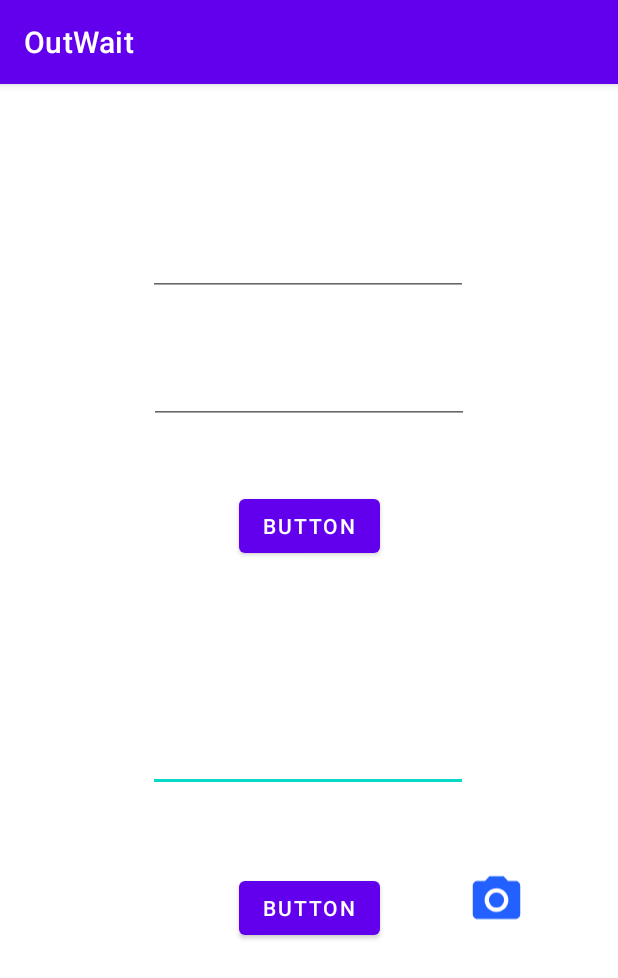
After one commit to OutWait/OutWait, an Android app: the fragment LoginFragment shown on its own in the app's theme, on a phone screen of 412 x 824 dp. The commit adds this screen. Shown: the top 978 px of the screen. Run offline under Robolectric (Android 15) with nearby library versions, the phone set to English and light mode, and no system bars.

Commit message:
Implement base of login system
Missing: obersavtion of livedata to forward

```diff
--- a/app/OutWait/app/src/main/java/elite/kit/outwait/MainActivity.kt
+++ b/app/OutWait/app/src/main/java/elite/kit/outwait/MainActivity.kt
@@ -22,7 +22,7 @@ import kotlinx.coroutines.launch
 import javax.inject.Inject
 
 @AndroidEntryPoint
-class MainActivity : AppCompatActivity() {
+class MainActivity : AppCompatActivity(),androidx.lifecycle.ViewModelStoreOwner {
 
     @Inject
     lateinit var navigator: Navigator
--- a/app/OutWait/app/src/main/java/elite/kit/outwait/clientRepository/test1.kt
+++ /dev/null
@@ -1,4 +0,0 @@
-package elite.kit.outwait.clientRepository
-
-class test1 {
-}
--- a/app/OutWait/app/src/main/java/elite/kit/outwait/clientScreens/remainingTimeScreen/RemainingTimeFragment.kt
+++ b/app/OutWait/app/src/main/java/elite/kit/outwait/clientScreens/remainingTimeScreen/RemainingTimeFragment.kt
@@ -25,7 +25,6 @@ class RemainingTimeFragment : Fragment() {
 
     private val viewModel: RemainingTimeViewModel by viewModels()
     private lateinit var binding: RemainingTimeFragmentBinding
-    private var isFirstBackPressed = false
     private lateinit var counterDownTimer: CountDownTimer
 
     companion object {
--- /dev/null
+++ b/app/OutWait/app/src/main/java/elite/kit/outwait/loginSystem/LoginFragment.kt
@@ -0,0 +1,27 @@
+package elite.kit.outwait.loginSystem
+
+import android.os.Bundle
+import android.util.Log
+import androidx.fragment.app.Fragment
+import android.view.LayoutInflater
+import android.view.View
+import android.view.ViewGroup
+import androidx.navigation.Navigation
+import elite.kit.outwait.R
+
+class LoginFragment : Fragment() {
+
+
+    override fun onCreateView(
+        inflater: LayoutInflater, container: ViewGroup?,
+        savedInstanceState: Bundle?,
+    ): View? {
+        // Inflate the layout for this fragment
+
+
+
+        return inflater.inflate(R.layout.fragment_login, container, false)
+    }
+
+
+}
--- /dev/null
+++ b/app/OutWait/app/src/main/res/drawable/ic_baseline_camera_alt_24.xml
@@ -0,0 +1,6 @@
+<vector android:height="24dp" android:tint="#2260FF"
+    android:viewportHeight="24" android:viewportWidth="24"
+    android:width="24dp" xmlns:android="http://schemas.android.com/apk/res/android">
+    <path android:fillColor="@android:color/white" android:pathData="M12,12m-3.2,0a3.2,3.2 0,1 1,6.4 0a3.2,3.2 0,1 1,-6.4 0"/>
+    <path android:fillColor="@android:color/white" android:pathData="M9,2L7.17,4L4,4c-1.1,0 -2,0.9 -2,2v12c0,1.1 0.9,2 2,2h16c1.1,0 2,-0.9 2,-2L22,6c0,-1.1 -0.9,-2 -2,-2h-3.17L15,2L9,2zM12,17c-2.76,0 -5,-2.24 -5,-5s2.24,-5 5,-5 5,2.24 5,5 -2.24,5 -5,5z"/>
+</vector>
--- /dev/null
+++ b/app/OutWait/app/src/main/res/layout/fragment_forwarder.xml
@@ -0,0 +1,6 @@
+<?xml version="1.0" encoding="utf-8"?>
+<FrameLayout xmlns:android="http://schemas.android.com/apk/res/android"
+    xmlns:tools="http://schemas.android.com/tools"
+    android:layout_width="match_parent"
+    android:layout_height="match_parent"
+    tools:context=".loginSystem.ForwarderFragment"/>
--- /dev/null
+++ b/app/OutWait/app/src/main/res/layout/fragment_login.xml
@@ -0,0 +1,76 @@
+<?xml version="1.0" encoding="utf-8"?>
+<androidx.constraintlayout.widget.ConstraintLayout xmlns:android="http://schemas.android.com/apk/res/android"
+    xmlns:app="http://schemas.android.com/apk/res-auto"
+    xmlns:tools="http://schemas.android.com/tools"
+    android:layout_width="match_parent"
+    android:layout_height="match_parent"
+    tools:context=".loginSystem.LoginFragment">
+
+    <EditText
+        android:id="@+id/etSlotCode"
+        android:layout_width="wrap_content"
+        android:layout_height="wrap_content"
+        android:layout_marginTop="108dp"
+        android:ems="10"
+        android:inputType="textPersonName"
+        app:layout_constraintEnd_toEndOf="parent"
+        app:layout_constraintHorizontal_bias="0.497"
+        app:layout_constraintStart_toStartOf="parent"
+        app:layout_constraintTop_toBottomOf="@+id/button" />
+
+    <EditText
+        android:id="@+id/etName"
+        android:layout_width="wrap_content"
+        android:layout_height="wrap_content"
+        android:layout_marginTop="96dp"
+        android:ems="10"
+        android:inputType="textPersonName"
+        app:layout_constraintEnd_toEndOf="parent"
+        app:layout_constraintHorizontal_bias="0.497"
+        app:layout_constraintStart_toStartOf="parent"
+        app:layout_constraintTop_toTopOf="parent" />
+
+    <EditText
+        android:id="@+id/etPasswordInstitute"
+        android:layout_width="wrap_content"
+        android:layout_height="wrap_content"
+        android:layout_marginTop="40dp"
+        android:ems="10"
+        android:inputType="textPersonName"
+        app:layout_constraintEnd_toEndOf="parent"
+        app:layout_constraintStart_toStartOf="parent"
+        app:layout_constraintTop_toBottomOf="@+id/etName" />
+
+    <Button
+        android:id="@+id/button"
+        android:layout_width="wrap_content"
+        android:layout_height="wrap_content"
+        android:layout_marginTop="44dp"
+        android:text="Button"
+        app:layout_constraintEnd_toEndOf="parent"
+        app:layout_constraintStart_toStartOf="parent"
+        app:layout_constraintTop_toBottomOf="@+id/etPasswordInstitute" />
+
+    <Button
+        android:id="@+id/btnEnteCode"
+        android:layout_width="wrap_content"
+        android:layout_height="wrap_content"
+        android:text="Button"
+        app:layout_constraintBottom_toBottomOf="parent"
+        app:layout_constraintEnd_toEndOf="parent"
+        app:layout_constraintStart_toStartOf="parent"
+        app:layout_constraintTop_toBottomOf="@+id/etSlotCode"
+        app:layout_constraintVertical_bias="0.216" />
+
+    <ImageView
+        android:id="@+id/imageView"
+        android:layout_width="38dp"
+        android:layout_height="40dp"
+        android:src="@drawable/ic_baseline_camera_alt_24"
+        app:layout_constraintBottom_toBottomOf="@+id/btnEnteCode"
+        app:layout_constraintEnd_toEndOf="parent"
+        app:layout_constraintHorizontal_bias="0.487"
+        app:layout_constraintStart_toEndOf="@+id/btnEnteCode"
+        app:layout_constraintTop_toBottomOf="@+id/etSlotCode"
+        app:layout_constraintVertical_bias="0.851" />
+</androidx.constraintlayout.widget.ConstraintLayout>
--- a/app/OutWait/app/src/main/res/values/strings.xml
+++ b/app/OutWait/app/src/main/res/values/strings.xml
@@ -46,4 +46,6 @@
     <!-- Strings related to timerService -->
     <string name="permanentChannel">PERM_CHANNEL_ID</string>
     <string name="secondChannel">SEC_CHANNEL_ID</string>
+    <!-- TODO: Remove or change this placeholder text -->
+    <string name="hello_blank_fragment">Hello blank fragment</string>
 </resources>
```
Also changed, not shown: app/OutWait/app/src/main/java/elite/kit/outwait/clientScreens/editCodeScreen/EditCodeFragment.kt (+7 -0 lines), app/OutWait/app/src/main/java/elite/kit/outwait/clientScreens/editCodeScreen/EditCodeViewModel.kt (+15 -12 lines), app/OutWait/app/src/main/java/elite/kit/outwait/loginSystem/CombinedLiveData.kt (added, +34 -0 lines), app/OutWait/app/src/main/java/elite/kit/outwait/loginSystem/ForwarderFragment.kt (added, +43 -0 lines), app/OutWait/app/src/main/java/elite/kit/outwait/loginSystem/UserViewModel.kt (added, +54 -0 lines).
